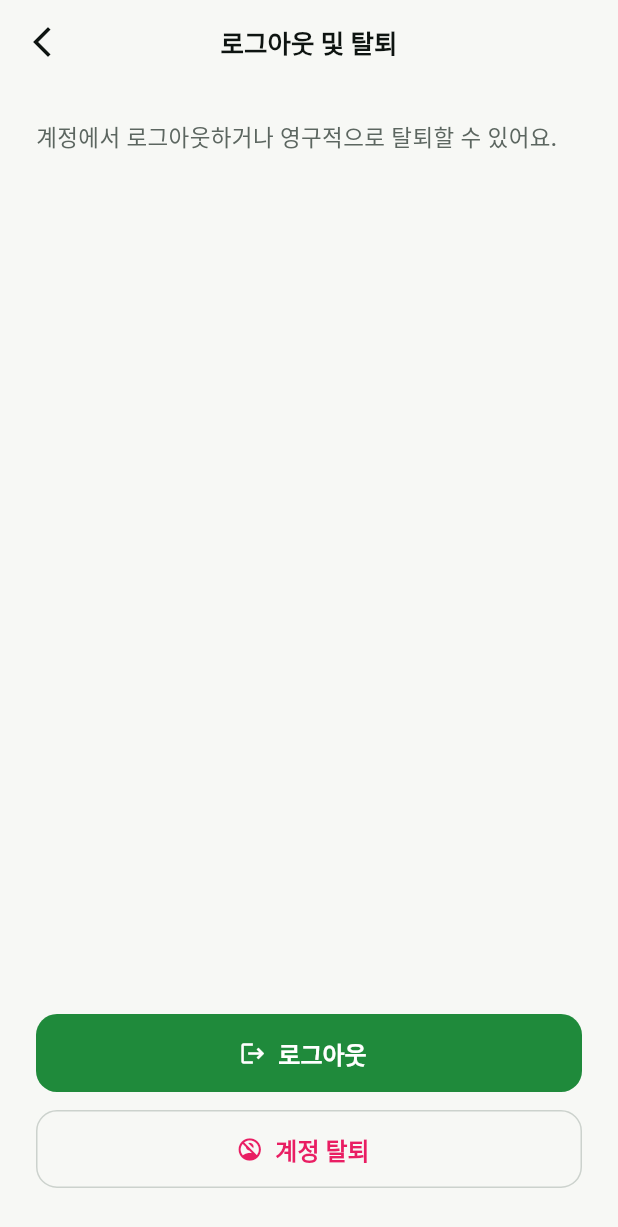
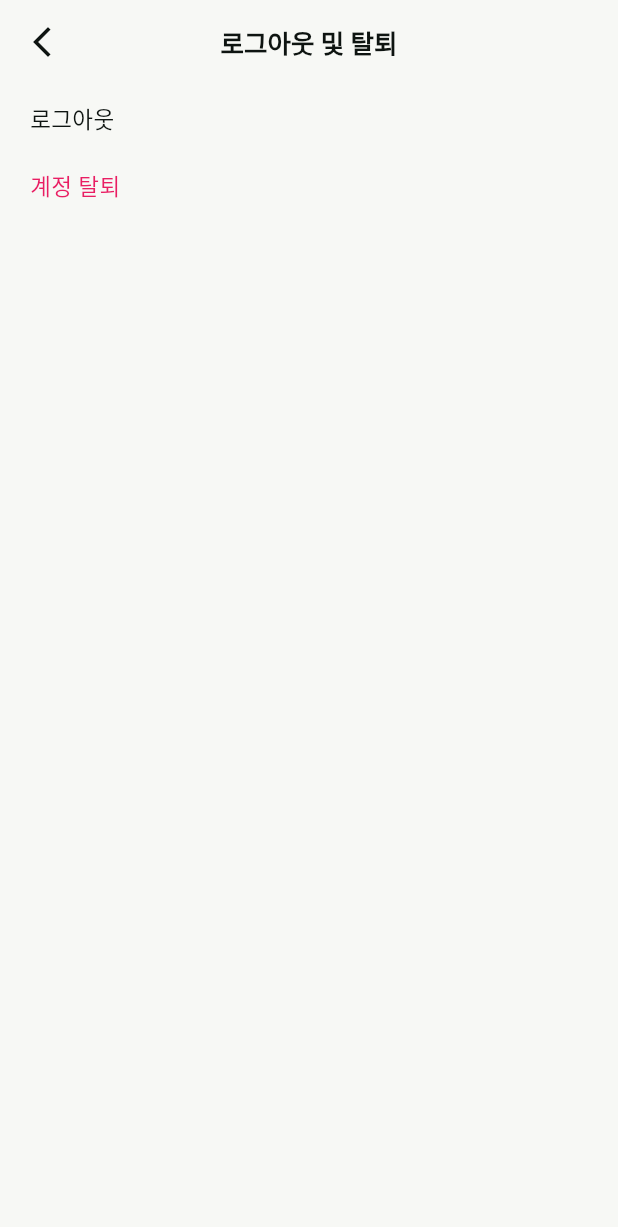
Before and after one commit to soarhigh03/shattlecoach, a Flutter app: the SignOutPage screen opened by its route, on a phone screen of 412 x 824 dp. Shown: the top 1227 px of the screen. Run offline on Flutter 3.47's test engine with Material 3 defaults, Android fonts, the phone set to English and light mode, and no system bars; our stand-ins replace flutter_dotenv, flutter_riverpod, flutter_svg, go_router, google_sign_in, permission_handler and 2 more; accounts and stored records are empty; Roboto replaces fonts that are missing (Pretendard); project files that could hold a hidden picture were left out.

Commit message:
feat: Customize sign out page (no buttons)

```diff
--- a/frontend/lib/features/settings/sign_out_page.dart
+++ b/frontend/lib/features/settings/sign_out_page.dart
@@ -22,36 +22,20 @@ class SignOutPage extends ConsumerWidget {
         ),
       ),
       body: SafeArea(
-        child: Padding(
-          padding: const EdgeInsets.fromLTRB(24, 24, 24, 32),
         child: Column(
           crossAxisAlignment: CrossAxisAlignment.stretch,
           children: [
-              Text(
-                '계정에서 로그아웃하거나 영구적으로 탈퇴할 수 있어요.',
-                style: TextStyle(
-                  fontSize: 15,
-                  fontWeight: FontWeight.w500,
-                  color: theme.colorScheme.onSurfaceVariant,
+            _ActionRow(
+              label: '로그아웃',
+              color: theme.colorScheme.onSurface,
+              onTap: () => _confirmSignOut(context, ref),
             ),
-              ),
-              const Spacer(),
-              FilledButton.icon(
-                onPressed: () => _confirmSignOut(context, ref),
-                icon: const Icon(Icons.logout),
-                label: const Text('로그아웃'),
-              ),
-              const SizedBox(height: 12),
-              OutlinedButton.icon(
-                onPressed: () => _confirmDeleteAccount(context),
-                icon: Icon(Icons.no_accounts, color: theme.colorScheme.tertiary),
-                label: Text(
-                  '계정 탈퇴',
-                  style: TextStyle(color: theme.colorScheme.tertiary),
-                ),
+            _ActionRow(
+              label: '계정 탈퇴',
+              color: theme.colorScheme.tertiary,
+              onTap: () => _confirmDeleteAccount(context),
             ),
           ],
-          ),
         ),
       ),
     );
@@ -108,3 +92,33 @@ class SignOutPage extends ConsumerWidget {
     );
   }
 }
+
+class _ActionRow extends StatelessWidget {
+  const _ActionRow({
+    required this.label,
+    required this.color,
+    required this.onTap,
+  });
+
+  final String label;
+  final Color color;
+  final VoidCallback onTap;
+
+  @override
+  Widget build(BuildContext context) {
+    return InkWell(
+      onTap: onTap,
+      child: Padding(
+        padding: const EdgeInsets.symmetric(horizontal: 20, vertical: 12),
+        child: Text(
+          label,
+          style: TextStyle(
+            fontSize: 15,
+            fontWeight: FontWeight.w500,
+            color: color,
+          ),
+        ),
+      ),
+    );
+  }
+}
```
Lines whose indentation alone changed are shown as unchanged.
